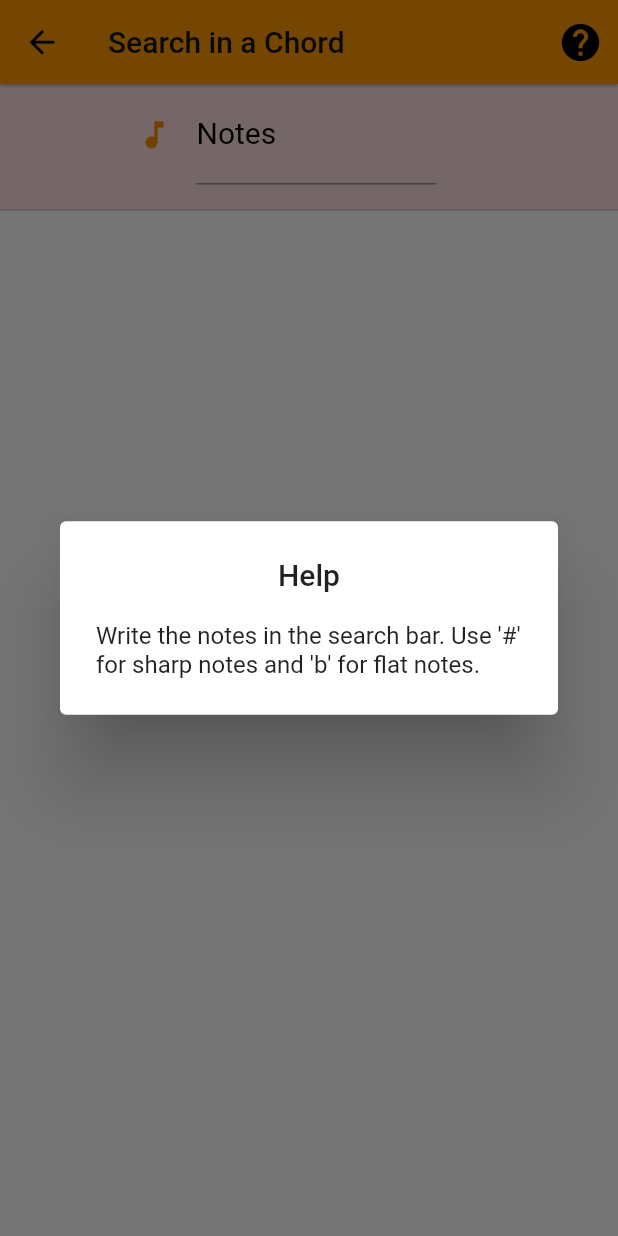
After one commit to iberatkaya/music-scales, a Flutter app: the SearchChordScreen screen opened directly, after a tap on the "help" icon, on a phone screen of 412 x 824 dp. The commit adds this screen. Run offline on Flutter 3.47's test engine with Material 2 defaults, Android fonts, the phone set to English and light mode, and no system bars; our stand-ins replace audioplayers, auto_size_text, firebase_analytics, flutter_swiper, font_awesome_flutter, share and 1 more; missing offline and left inert: firebase_admob, flutter_advanced_networkimage, launch_review; accounts and stored records are empty.

Commit message:
Added searching for a chord

```diff
--- a/lib/main.dart
+++ b/lib/main.dart
@@ -14,13 +14,14 @@ import 'package:url_launcher/url_launcher.dart';
 import 'dart:math';
 import 'appid.dart';
 import 'search.dart';
-import 'metronome.dart';
+//import 'metronome.dart';
 import 'quiz.dart';
 import 'scales.dart';
 import 'examplesongs.dart';
 import 'prog.dart';
 import 'chordprob.dart';
 import 'piano.dart';
+import 'searchchord.dart';
 
 
 void main() {
@@ -556,7 +557,79 @@ class _MyHomePageState extends State<MyHomePage> {
                       shape: RoundedRectangleBorder(),
                       onPressed: (){
                           showad++;
-                          Navigator.push(context, MaterialPageRoute(builder: (context) => MetronomeScreen()));
+                          allChords = [
+                            [
+                              [], [], [], [], [], [], [], [], [], [], [], [], [], [], [], [], [], [], [], [], [], [], [], [], [], [], [], [], [], [], [], [], [], [], [], [], [], [], [], [], [],
+                            ],
+                            [
+                              [], [], [], [], [], [], [], [], [], [], [], [], [], [], [], [], [], [], [], [], [], [], [], [], [], [], [], [], [], [], [], [], [], [], [], [], [], [], [], [], [],
+                            ],
+                            [
+                              [], [], [], [], [], [], [], [], [], [], [], [], [], [], [], [], [], [], [], [], [], [], [], [], [], [], [], [], [], [], [], [], [], [], [], [], [], [], [], [], [],
+                            ],
+                            [
+                              [], [], [], [], [], [], [], [], [], [], [], [], [], [], [], [], [], [], [], [], [], [], [], [], [], [], [], [], [], [], [], [], [], [], [], [], [], [], [], [], [],
+                            ],
+                            [
+                              [], [], [], [], [], [], [], [], [], [], [], [], [], [], [], [], [], [], [], [], [], [], [], [], [], [], [], [], [], [], [], [], [], [], [], [], [], [], [], [], [],
+                            ],
+                            [
+                              [], [], [], [], [], [], [], [], [], [], [], [], [], [], [], [], [], [], [], [], [], [], [], [], [], [], [], [], [], [], [], [], [], [], [], [], [], [], [], [], [],
+                            ],
+                            [
+                              [], [], [], [], [], [], [], [], [], [], [], [], [], [], [], [], [], [], [], [], [], [], [], [], [], [], [], [], [], [], [], [], [], [], [], [], [], [], [], [], [],
+                            ],
+                            [
+                              [], [], [], [], [], [], [], [], [], [], [], [], [], [], [], [], [], [], [], [], [], [], [], [], [], [], [], [], [], [], [], [], [], [], [], [], [], [], [], [], [],
+                            ],
+                            [
+                              [], [], [], [], [], [], [], [], [], [], [], [], [], [], [], [], [], [], [], [], [], [], [], [], [], [], [], [], [], [], [], [], [], [], [], [], [], [], [], [], [],
+                            ],
+                            [
+                              [], [], [], [], [], [], [], [], [], [], [], [], [], [], [], [], [], [], [], [], [], [], [], [], [], [], [], [], [], [], [], [], [], [], [], [], [], [], [], [], [],
+                            ],
+                            [
+                              [], [], [], [], [], [], [], [], [], [], [], [], [], [], [], [], [], [], [], [], [], [], [], [], [], [], [], [], [], [], [], [], [], [], [], [], [], [], [], [], [],
+                            ],
+                            [
+                              [], [], [], [], [], [], [], [], [], [], [], [], [], [], [], [], [], [], [], [], [], [], [], [], [], [], [], [], [], [], [], [], [], [], [], [], [], [], [], [], [],
+                            ],
+                          ];
+
+                          void allChordsCalculate(){
+                            for(int i=0; i<12; i++){
+                              for(int j=0; j<32; j++){
+                                int index=i;
+                                for(int k=0; k<searchChords[j].formula.length+1; k++){
+                                  if(k != 0)
+                                    index += searchChords[j].formula[k-1];
+                                  if(index > 11)
+                                    index %= 12;
+                                  allChords[i][j].add(searchNotesC[index]);
+                                }
+                              }
+                            }
+                          }
+                          allChordsCalculate();
+                          Navigator.push(context, MaterialPageRoute(builder: (context) => SearchChordScreen()));
+
+                        //  Navigator.push(context, MaterialPageRoute(builder: (context) => MetronomeScreen()));
+                        },
+                      color: Color.fromRGBO(80, 190, 105, 0.6),
+                      child: Column(
+                        mainAxisAlignment: MainAxisAlignment.center,
+                        children: <Widget>[
+                          Icon(Icons.search, size: 88, color: Colors.pink[600],),
+                          Padding(padding: EdgeInsets.only(bottom: 6), child:AutoSizeText("Chord\nFinder", maxLines: 2, style: TextStyle(color: Colors.white, fontSize: 23, fontWeight: FontWeight.w300), overflow: TextOverflow.ellipsis, textAlign: TextAlign.center,))
+                        ],
+                      ),
+                    ),
+                    /*
+                    FlatButton(   There is a problem with the metronome, so it is on hold
+                      shape: RoundedRectangleBorder(),
+                      onPressed: (){
+                          showad++;
+                        //  Navigator.push(context, MaterialPageRoute(builder: (context) => MetronomeScreen()));
                         },
                       color: Color.fromRGBO(80, 190, 105, 0.6),
                       child: Column(
@@ -566,7 +639,7 @@ class _MyHomePageState extends State<MyHomePage> {
                           Padding(padding: EdgeInsets.only(bottom: 4, top: 6), child:Text("Metronome", style: TextStyle(color: Colors.white, fontSize: 23, fontWeight: FontWeight.w300), overflow: TextOverflow.ellipsis,))
                         ],
                       ),
-                    ),
+                    ),*/
                   ],
                 ),
               ),
--- a/lib/scales.dart
+++ b/lib/scales.dart
@@ -65,17 +65,17 @@ class SNote{
 }
 
 List<SNote> notes = [
-  SNote("A", 0, 0, "N"),
+  SNote("A", 0, 0, "G##"),
   SNote("A#", 1, 0, "Bb"),
-  SNote("B", 2, 0, "N"),
-  SNote("C", 3, 0, "N"),
+  SNote("B", 2, 0, "A##"),
+  SNote("C", 3, 0, "B#"),
   SNote("C#", 4, 0, "Db"),
-  SNote("D", 5, 0, "N"),
+  SNote("D", 5, 0, "C##"),
   SNote("D#", 6, 0, "Eb"),
-  SNote("E", 7, 0, "N"),
-  SNote("F", 8, 0, "N"),
+  SNote("E", 7, 0, "D##"),
+  SNote("F", 8, 0, "E#"),
   SNote("F#", 9, 0, "Gb"),
-  SNote("G", 10, 0, "N"),
+  SNote("G", 10, 0, "F##"),
   SNote("G#", 11, 0, "Ab"),
 ];
 
--- /dev/null
+++ b/lib/searchchord.dart
@@ -0,0 +1,264 @@
+import 'package:flutter/material.dart';
+import 'package:flutter/services.dart';
+import 'main.dart';
+
+class SearchChordScreen extends StatefulWidget{
+  @override
+  _SearchChordScreen createState() => _SearchChordScreen();
+}
+
+List<Note> searchNotesC = [
+  Note("A", 0),
+  Note("A#", 1),
+  Note("B", 2),
+  Note("C", 3),
+  Note("C#", 4),
+  Note("D", 5),
+  Note("D#", 6),
+  Note("E", 7),
+  Note("F", 8),
+  Note("F#", 9),
+  Note("G", 10),
+  Note("G#", 11),
+];
+
+
+List<Chord> searchChords = [    //A A# B C C# D D# E F F# G G#
+  Chord("Major", 0, [4, 3]),
+  Chord("Minor", 1, [3, 4]),
+  Chord("Sus2", 3, [2, 5]),
+  Chord("Sus4", 4, [5, 2]),
+  Chord("Diminished", 7, [3, 3]),
+  Chord("Augmented", 8, [4, 4]),
+  Chord("7th", 6, [4, 3, 3]),
+  Chord("Major 7th", 2, [4, 3, 4]),
+  Chord("Minor 7th", 5, [3, 4, 3]),
+  Chord("m(maj7)", 27, [3, 4, 4]),
+  Chord("m7b5", 13, [3, 3, 4]),
+  Chord("m7#5", 21, [3, 5, 2]),
+  Chord("7b5", 15, [4, 2, 4]),
+  Chord("7#5", 16, [4, 4, 2]),
+  Chord("Diminished 7th", 14, [3, 3, 3]),
+  Chord("Add2", 30, [2, 2, 3]),
+  Chord("Add4", 31, [4, 1, 2]),
+  Chord("6th", 10, [4, 3, 2]),
+  Chord("Minor 6th", 11, [3, 4, 2]),
+  Chord("6th/9th", 12, [4, 3, 2, 5]),
+  Chord("9th", 9, [4, 3, 3, 4]),
+  Chord("Major 9th", 18, [4, 3, 4, 3]),   //A A# B C C# D D# E F F# G G#
+  Chord("Minor 9th", 17, [3, 4, 3, 4]),
+  Chord("m(maj9)", 28, [3, 4, 4, 3]),
+  Chord("9b5", 20, [4, 2, 4, 4]),
+  Chord("9#5", 19, [4, 4, 2, 4]),
+  Chord("11th", 22, [4, 3, 3, 4, 3]),
+  Chord("Major 11th", 23, [4, 3, 4, 3, 3]),
+  Chord("Minor 11th", 24, [3, 4, 3, 4, 3]),
+  Chord("m(maj11)", 29, [3, 4, 4, 3, 3]),
+  Chord("11b5", 25, [4, 2, 4, 4, 3]),
+  Chord("11#5", 26, [4, 4, 2, 4, 3])  //Continue from 32
+];
+
+var allChords;
+
+class _SearchChordScreen extends State<SearchChordScreen> {
+
+  final myController = TextEditingController();
+  String searchText = "";
+  List<Note> calculateChord(int mode, int key){
+    List<Note> theChord = [];
+    int index = key;
+    Chord chordObj;
+    for(int i=0; i<searchChords.length; i++){
+      if(mode == searchChords[i].index)
+        chordObj = searchChords[i];
+    }
+    for(int j=0; j<chordObj.formula.length+1; j++){
+      if(j != 0)
+        index += chordObj.formula[j-1];
+      if(index > 11)
+        index %= 12;
+      theChord.add(searchNotesC[index]);
+    }
+    return theChord;
+  }
+
+
+  List<int> noteindexs = [];
+  List<int> scaleindexs = [];
+  void chordSearcher(List<String> mynotes){   //When adding new scales, change the j number of iteration; and from main.dart, add the new indexs to allScales and change j
+    noteindexs = [];
+    scaleindexs = [];
+    int ctr;
+    for(int i=0; i<12; i++){
+      //  print(searchNotesC[i].note);
+      for(int j=0; j<32; j++){
+        ctr = 0;
+        for(int k=0; k<searchChords[j].formula.length+1; k++){
+          for(int l=0; l<mynotes.length; l++){
+            if(mynotes[l] == allChords[i][j][k].note){
+              ctr++;
+            }
+          }
+        }
+        //print(ctr);
+        if(ctr == mynotes.length){
+          noteindexs.add(i);
+          scaleindexs.add(j);
+        }
+      }
+    }
+  }
+
+  List<String> bToSharp(List<String> thenotes){
+    String temp;
+    int tempcharcode;
+    String tempfinal;
+    List<String> temptoreturn = [];
+    for(int i=0; i<thenotes.length; i++){
+      tempfinal = thenotes[i];
+      if(thenotes[i].length == 2){
+        if(thenotes[i][1] == "b"){
+          tempcharcode = thenotes[i].codeUnitAt(0) - 1;
+          if(tempcharcode == 64)
+            tempcharcode = 71;
+          temp = String.fromCharCode(tempcharcode);
+          tempfinal = "$temp#";
+        }
+      }
+      print(tempfinal);
+      temptoreturn.add(tempfinal);
+    }
+    return temptoreturn;
+  }
+
+
+  Text scaleNotesText(List<Note> mynotes){
+    if(mynotes.length == 3){
+      return Text("${mynotes[0].note} ${mynotes[1].note} ${mynotes[2].note}", style: TextStyle(fontSize: 20, fontWeight: FontWeight.w300),);
+    }
+    else if(mynotes.length == 4){
+      return Text("${mynotes[0].note} ${mynotes[1].note} ${mynotes[2].note} ${mynotes[3].note}", style: TextStyle(fontSize: 20, fontWeight: FontWeight.w300),);
+    }
+    else if(mynotes.length == 5){
+      return Text("${mynotes[0].note} ${mynotes[1].note} ${mynotes[2].note} ${mynotes[3].note} ${mynotes[4].note}", style: TextStyle(fontSize: 20, fontWeight: FontWeight.w300),);
+    }
+    else if(mynotes.length == 6){
+      return Text("${mynotes[0].note} ${mynotes[1].note} ${mynotes[2].note} ${mynotes[3].note} ${mynotes[4].note} ${mynotes[5].note}", style: TextStyle(fontSize: 20, fontWeight: FontWeight.w300),);
+    }
+    else if(mynotes.length == 7){
+      return Text("${mynotes[0].note} ${mynotes[1].note} ${mynotes[2].note} ${mynotes[3].note} ${mynotes[4].note} ${mynotes[5].note} ${mynotes[6].note}", style: TextStyle(fontSize: 20, fontWeight: FontWeight.w300),);
+    }
+  }
+
+
+  @override
+  void dispose() {
+    myController.dispose();
+    super.dispose();
+  }
+
+  @override
+  Widget build(BuildContext context) {
+    return Scaffold(
+      resizeToAvoidBottomPadding: false,  //Fixes keyboard overflow issue
+      appBar: AppBar(
+        title: Text("Search in a Chord", style: TextStyle(color: Color.fromRGBO(20, 20, 20, 1))),
+        elevation: 1,
+        actions: <Widget>[
+          Padding(
+            padding: EdgeInsets.only(right: 10),
+            child: GestureDetector(
+                  child: Icon(Icons.help, size: 30,),
+                  onTap: (){
+                    showDialog(
+                    context: context,
+                    builder: (ctxt) => AlertDialog(
+                      title: Text("Help", textAlign: TextAlign.center,),
+                      content: Text("Write the notes in the search bar. Use '#' for sharp notes and 'b' for flat notes."),    // Click the scale to view it. (Buggy)
+                    )
+                    );
+                  },
+                ),
+          ),
+        ],
+      ),
+      //bottomNavigationBar: Container(height: adpadding,),
+      backgroundColor: Colors.white,
+      body: Center(child: Column(
+          children: <Widget>[
+            Container(
+              color: Color.fromRGBO(255, 195, 195, 0.5),
+              padding: EdgeInsets.only(bottom: 17, top: 1),
+              child: Row(
+                mainAxisAlignment: MainAxisAlignment.center,
+                children: <Widget>[
+                  Container(
+                    width: 200,
+                    child: TextField(
+                      controller: myController,
+                      textInputAction: TextInputAction.done,
+                      decoration: InputDecoration(
+                        labelStyle: TextStyle(color: Colors.black),
+                        hintText: "eg. A C# E",
+                        labelText: "Notes",
+                        icon: Icon(Icons.music_note, color: Colors.orange[600])
+                      ),
+                      textAlign: TextAlign.center,
+                      style: TextStyle(fontSize: 20),
+                      textCapitalization: TextCapitalization.words,
+                      onSubmitted: (text){
+                        setState(() {
+                          searchText = text;
+                          chordSearcher(bToSharp(text.split(" ")));
+                        });
+                      },
+                    ),
+                  ),
+                  Padding(padding: EdgeInsets.only(right: 30),)
+                ],
+              ),
+            ),
+            Divider(height: 0, color: Colors.black26,),
+            Container(
+              child: Expanded(
+                child: ListView.separated(
+                  itemCount: noteindexs.length,
+                  separatorBuilder: (BuildContext context, int index){
+                    return Divider(height: 0, color: Colors.black26,);
+                  },
+                  itemBuilder: (BuildContext context, int index){
+                    List<List<Note>> scaleNotes = [];
+                    for(int j=0; j<noteindexs.length; j++){
+                      scaleNotes.add(calculateChord(searchChords[scaleindexs[index]].index, searchNotesC[noteindexs[index]].index));
+                    }
+                    return ListTile(
+                      title:Container(
+                        padding: EdgeInsets.fromLTRB(0, 6, 0, 10),
+                        child: Column(
+                          crossAxisAlignment: CrossAxisAlignment.start,
+                          children: <Widget>[
+                            Text("${searchNotesC[noteindexs[index]].note} ${searchChords[scaleindexs[index]].note}", style: TextStyle(fontSize: 26),),
+                            Padding(padding: EdgeInsets.only(bottom: 6),),
+                            scaleNotesText(scaleNotes[index]),
+                          ],
+                        ),
+                      ),
+                      /*onTap: (){                  //Causes a bug
+                        clickednote = searchNotesC[noteindexs[index]].note;
+                        clickedindex = searchNotesC[noteindexs[index]].index;
+                        clickednotescale = searchChords[scaleindexs[index]].name;
+                        clickedindexscale = searchChords[scaleindexs[index]].index;
+                        Navigator.push(context, MaterialPageRoute(builder: (context) => ScalePrintScreen()));
+                      },*/
+                    );
+                  },
+                ),
+              )
+            )
+            ],
+          )
+      ),
+
+    );
+  }
+}
```
Also changed, not shown: 1 other file.
